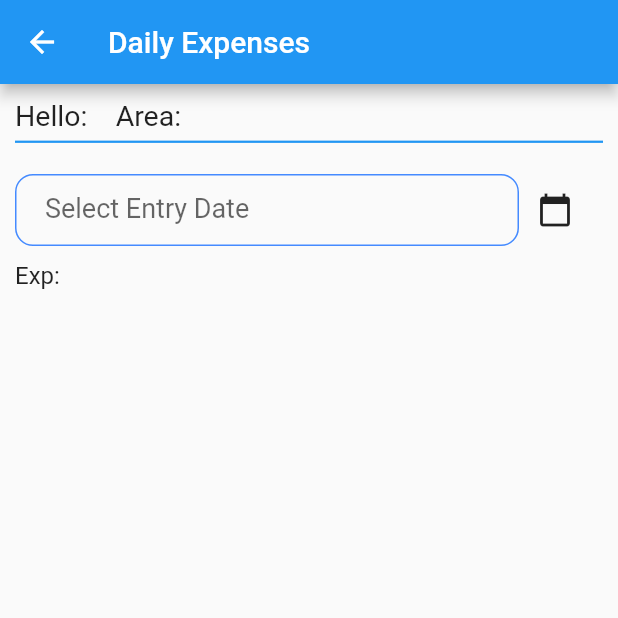
After one commit to flutterappsdev/phoenix_sales, a Flutter app: the DailyExpensesScreen screen opened by its route, after a tap on the "calendar today" icon, on a phone screen of 412 x 824 dp, the top half of it. The commit adds this screen. Run offline on Flutter 3.47's test engine with Material 2 defaults, Android fonts, the phone set to English and light mode, and no system bars; our stand-ins replace connectivity, firebase_auth, firebase_core, firebase_storage, font_awesome_flutter, google_maps_flutter and 5 more; missing offline and left inert: autocomplete_textfield, flutter_open_whatsapp, flutter_sms; accounts and stored records are empty; network calls fail; Roboto replaces fonts that are missing (NamBold).

Commit message:
Added Edaily Expenses  screen

```diff
--- a/lib/main.dart
+++ b/lib/main.dart
@@ -1,5 +1,6 @@
 import 'package:flutter/material.dart';
 import 'package:firebase_core/firebase_core.dart';
+import 'package:phoenix_sales/screen/daily_expenses_screen.dart';
 import 'package:phoenix_sales/screen/menu_sales_screen.dart';
 import './screen/login_screen.dart';
 import 'screen/tr_entry_screen.dart';
@@ -10,6 +11,7 @@ import './screen/List_dm_data.dart';
 import './screen/imgae_upload_screen.dart';
 import './screen/trip_screen.dart';
 import './screen/chicks_deamand_screen.dart';
+import './screen/daily_expenses_screen.dart';
 
  Future<void> main() async {
    WidgetsFlutterBinding.ensureInitialized();
@@ -43,6 +45,7 @@ class MyApp extends StatelessWidget {
         ImageUploadScreen.id : (context)=>ImageUploadScreen(),
         TripScreen.id : (context)=>TripScreen(),
         ChicksDemandScreen.id :(context)=>ChicksDemandScreen(),
+        DailyExpensesScreen.id : (context)=>DailyExpensesScreen(),
       },
     );
   }
--- a/lib/models/menu_list.dart
+++ b/lib/models/menu_list.dart
@@ -35,6 +35,7 @@ const DUMMY_CATEGORIES = const [
       id: 'c4',
       title: 'Daily Expenses',
       color: Colors.blueGrey,
+      routeName: 'DailyExpensesScreen',
       icon: FontAwesomeIcons.moneyBill
   ),
   Menu(
@@ -66,7 +67,7 @@ const DUMMY_CATEGORIES = const [
   ),
   Menu(
     id: 'c9',
-    title: 'List Deposit',
+    title: 'List Expenses',
     color: Colors.pink,
       icon: FontAwesomeIcons.moneyBillWave
   ),
--- /dev/null
+++ b/lib/screen/daily_expenses_screen.dart
@@ -0,0 +1,118 @@
+import 'dart:convert';
+import 'package:flutter/material.dart';
+import '../constant/constants.dart';
+import 'package:http/http.dart' as http;
+
+class DailyExpensesScreen extends StatefulWidget {
+  static const id = 'DailyExpensesScreen';
+  @override
+  _DailyExpensesScreenState createState() => _DailyExpensesScreenState();
+}
+
+class _DailyExpensesScreenState extends State<DailyExpensesScreen> {
+
+  final _expDateController = TextEditingController();
+  List dataExpenses = List();
+  String _expNumber='';
+  String _myValue = '124';
+
+  void fillExpensesType() async {
+    try {
+      String url = '$Url/GetExpsType?AreaCode=$AreaCode';
+      final response = await http.get(url);
+      final extractedData = jsonDecode(response.body) ;
+      //print(extractedData);
+      // extractedData.forEach((key, value) {
+      //   print(key);
+      //   setState(() {
+      //     dataExpenses.add(value['Expense_head']);
+      //   });
+      // });
+
+      for (var c in extractedData['Area_Expenses_Master']) {
+        print(c['Expense_head']);
+      }
+
+      print(dataExpenses);
+      setState(() {
+        _myValue = dataExpenses[0];
+      });
+    }
+    catch(e)
+    {
+
+    }
+  }
+
+
+  @override
+  void didChangeDependencies() {
+    // TODO: implement didChangeDependencies
+    fillExpensesType();
+    super.didChangeDependencies();
+  }
+
+  @override
+  Widget build(BuildContext context) {
+    return Scaffold(
+      appBar: AppBar(
+        title: Text('Daily Expenses'),
+      ),
+      body: SingleChildScrollView(
+        child: Padding(
+          padding: EdgeInsets.all(10),
+          child: Column(
+            crossAxisAlignment: CrossAxisAlignment.start,
+            children: [
+              Text(
+                'Hello: $UserName   Area:$AreaName',
+                style: TextStyle(fontSize: 19),
+                textAlign: TextAlign.left,
+              ),
+              SizedBox(
+                height: 5,
+              ),
+              Divider(
+                height: 3,
+                thickness: 1.5,
+                color: Colors.blue,
+              ),
+              SizedBox(
+                height: 20,
+              ),
+              Row(
+                children: [
+                  Flexible(
+                    flex: 6,
+                    child: TextField(
+                      //controller: _expDateController,
+                      style: TextStyle(color: Colors.black, fontSize: 18),
+                      decoration: kTextFieldDecoration.copyWith(
+                          labelText: 'Select Entry Date'),
+                    ),
+                  ),
+                  Flexible(
+                    flex: 1,
+                    child: IconButton(
+                      icon: Icon(Icons.calendar_today),
+                      onPressed: () {
+                       // _selectDate(context);
+                      },
+                    ),
+                  )
+                ],
+              ),
+              SizedBox(
+                height: 10,
+              ),
+              Text(
+                'Exp:' + "",
+                style: TextStyle(fontSize: 16),
+              ),
+            ],
+          ),
+        ),
+      ),
+    );
+  }
+}
```
